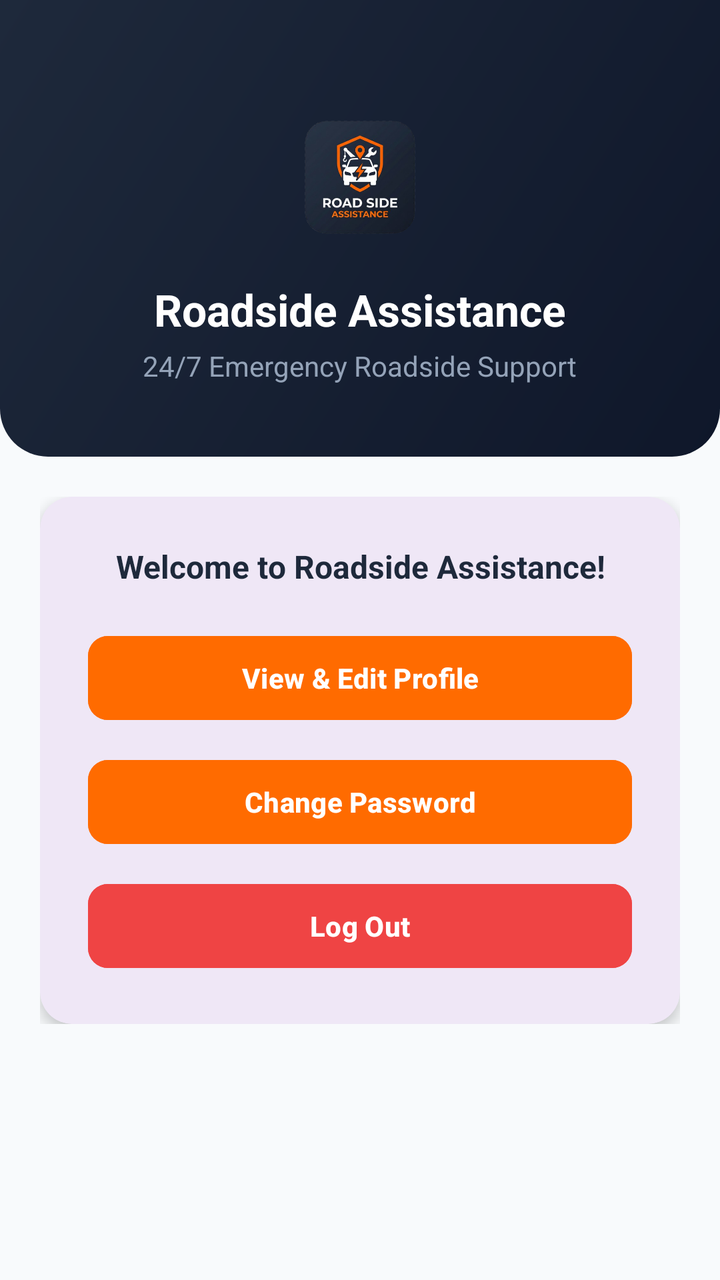
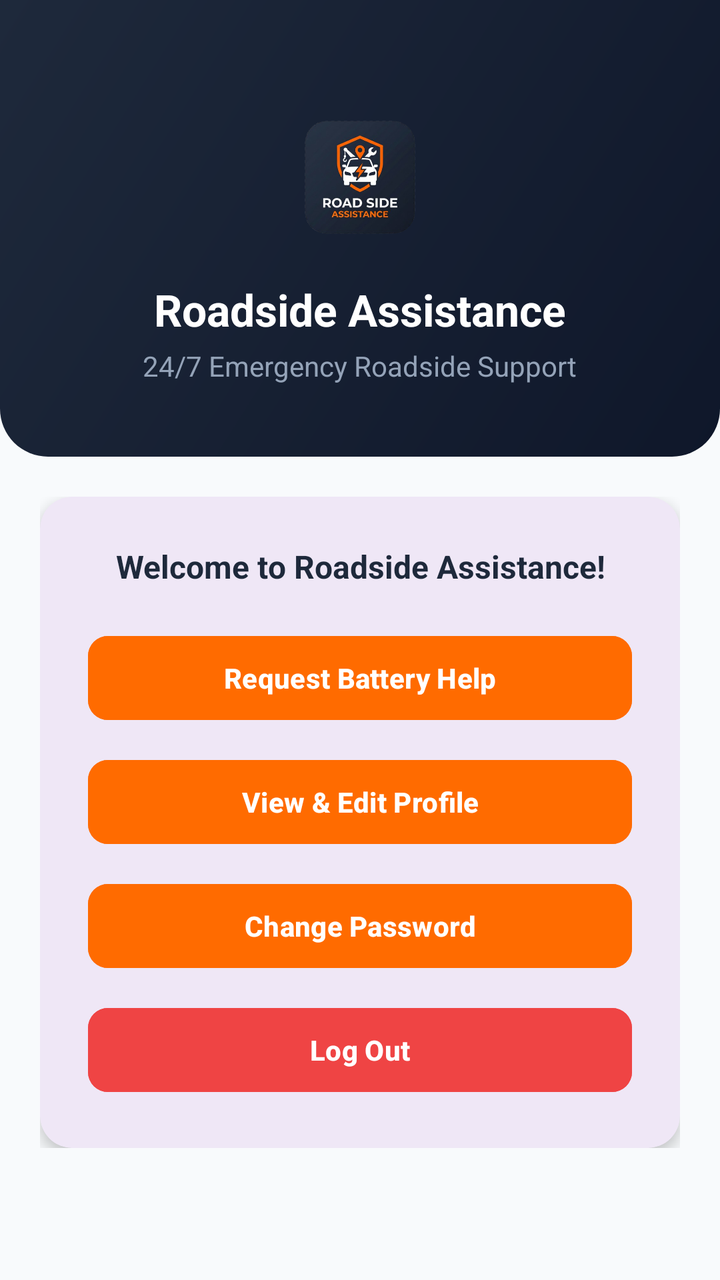

Compare the two renders of this Android layout. The source of the first and the diff that turns it into the second are given below.
<!-- AndroidManifest.xml: application theme Theme.RoadSideAssistance -->
<!-- res/layout/activity_main.xml -->
<?xml version="1.0" encoding="utf-8"?>
<LinearLayout xmlns:android="http://schemas.android.com/apk/res/android"
    xmlns:app="http://schemas.android.com/apk/res-auto"
    xmlns:tools="http://schemas.android.com/tools"
    android:id="@+id/main"
    android:layout_width="match_parent"
    android:layout_height="match_parent"
    android:background="@color/bg_light"
    android:orientation="vertical"
    tools:context=".MainActivity">

    
    <LinearLayout
        android:layout_width="match_parent"
        android:layout_height="wrap_content"
        android:background="@drawable/bg_header_gradient"
        android:gravity="center"
        android:orientation="vertical"
        android:paddingStart="24dp"
        android:paddingTop="48dp"
        android:paddingEnd="24dp"
        android:paddingBottom="36dp">

        <ImageView
            android:layout_width="80dp"
            android:layout_height="80dp"
            android:adjustViewBounds="true"
            android:contentDescription="@string/app_name"
            android:scaleType="fitCenter"
            android:src="@drawable/logo" />

        <TextView
            android:id="@+id/tvWelcomeTitle"
            android:layout_width="wrap_content"
            android:layout_height="wrap_content"
            android:layout_marginTop="12dp"
            android:text="@string/app_name"
            android:textColor="@color/text_white"
            android:textSize="22sp"
            android:textStyle="bold" />

        <TextView
            android:id="@+id/tvWelcomeSubtitle"
            android:layout_width="wrap_content"
            android:layout_height="wrap_content"
            android:layout_marginTop="4dp"
            android:text="@string/app_tagline"
            android:textColor="@color/text_muted"
            android:textSize="14sp" />

    </LinearLayout>

    <LinearLayout
        android:layout_width="match_parent"
        android:layout_height="wrap_content"
        android:orientation="vertical"
        android:padding="20dp">

        <com.google.android.material.card.MaterialCardView
            android:layout_width="match_parent"
            android:layout_height="wrap_content"
            app:cardCornerRadius="16dp"
            app:cardElevation="4dp"
            app:strokeWidth="0dp">

            <LinearLayout
                android:layout_width="match_parent"
                android:layout_height="wrap_content"
                android:gravity="center"
                android:orientation="vertical"
                android:padding="24dp">

                <TextView
                    android:id="@+id/tvUserInfo"
                    android:layout_width="wrap_content"
                    android:layout_height="wrap_content"
                    android:gravity="center"
                    android:text="Welcome to Roadside Assistance!"
                    android:textColor="@color/text_primary"
                    android:textSize="16sp"
                    android:textStyle="bold" />

                <com.google.android.material.button.MaterialButton
                    android:id="@+id/btnViewProfile"
                    android:layout_width="match_parent"
                    android:layout_height="50dp"
                    android:layout_marginTop="20dp"
                    android:backgroundTint="@color/primary_orange"
                    android:text="View &amp; Edit Profile"
                    android:textColor="@color/text_white"
                    android:textSize="14sp"
                    android:textStyle="bold"
                    app:cornerRadius="10dp" />

                <com.google.android.material.button.MaterialButton
                    android:id="@+id/btnChangePassword"
                    android:layout_width="match_parent"
                    android:layout_height="50dp"
                    android:layout_marginTop="12dp"
                    android:backgroundTint="@color/primary_orange"
                    android:text="Change Password"
                    android:textColor="@color/text_white"
                    android:textSize="14sp"
                    android:textStyle="bold"
                    app:cornerRadius="10dp" />

                <com.google.android.material.button.MaterialButton
                    android:id="@+id/btnLogout"
                    android:layout_width="match_parent"
                    android:layout_height="50dp"
                    android:layout_marginTop="12dp"
                    android:backgroundTint="@color/error_red"
                    android:text="Log Out"
                    android:textColor="@color/text_white"
                    android:textSize="14sp"
                    android:textStyle="bold"
                    app:cornerRadius="10dp" />

            </LinearLayout>

        </com.google.android.material.card.MaterialCardView>

    </LinearLayout>

</LinearLayout>
<!-- resources referenced by this layout -->
<resources>
  <color name="bg_light">#F8FAFC</color>
  <color name="error_red">#EF4444</color>
  <color name="primary_orange">#FF6B00</color>
  <color name="text_muted">#94A3B8</color>
  <color name="text_primary">#1E293B</color>
  <color name="text_white">#FFFFFF</color>
  <!-- drawable bg_header_gradient (drawable) -->
  <?xml version="1.0" encoding="utf-8"?>
  <shape xmlns:android="http://schemas.android.com/apk/res/android"
      android:shape="rectangle">
      <gradient
          android:angle="135"
          android:endColor="@color/splash_bg_end"
          android:startColor="@color/splash_bg_start" />
      <corners
          android:bottomLeftRadius="24dp"
          android:bottomRightRadius="24dp" />
  </shape>
  <!-- drawable logo: png bitmap (drawable, 157854 bytes) -->
  <string name="app_name">Roadside Assistance</string>
  <string name="app_tagline">24/7 Emergency Roadside Support</string>
  <style name="Theme.RoadSideAssistance" parent="Base.Theme.RoadSideAssistance" />
  <color name="splash_bg_end">#1E293B</color>
  <color name="splash_bg_start">#0F172A</color>
  <style name="Base.Theme.RoadSideAssistance" parent="Theme.Material3.DayNight.NoActionBar">
          
          
      </style>
</resources>

<!-- the commit's change to res/layout/activity_main.xml (unified diff, before → after) -->
@@ -81,10 +81,22 @@
                     android:textStyle="bold" />
 
                 <com.google.android.material.button.MaterialButton
+                    android:id="@+id/btnRequestBattery"
+                    android:layout_width="match_parent"
+                    android:layout_height="50dp"
+                    android:layout_marginTop="20dp"
+                    android:backgroundTint="@color/primary_orange"
+                    android:text="Request Battery Help"
+                    android:textColor="@color/text_white"
+                    android:textSize="14sp"
+                    android:textStyle="bold"
+                    app:cornerRadius="10dp" />
+
+                <com.google.android.material.button.MaterialButton
                     android:id="@+id/btnViewProfile"
                     android:layout_width="match_parent"
                     android:layout_height="50dp"
-                    android:layout_marginTop="20dp"
+                    android:layout_marginTop="12dp"
                     android:backgroundTint="@color/primary_orange"
                     android:text="View &amp; Edit Profile"
                     android:textColor="@color/text_white"
